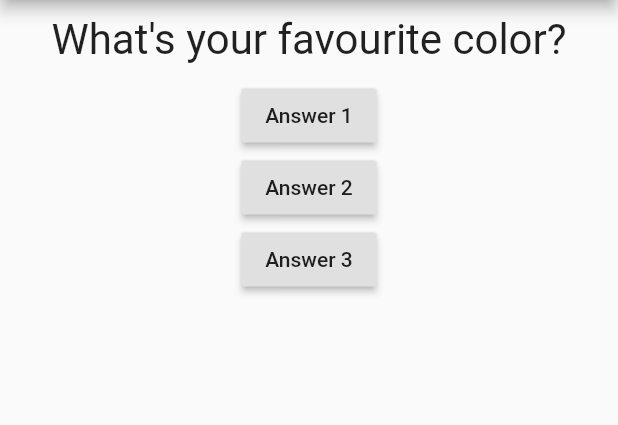
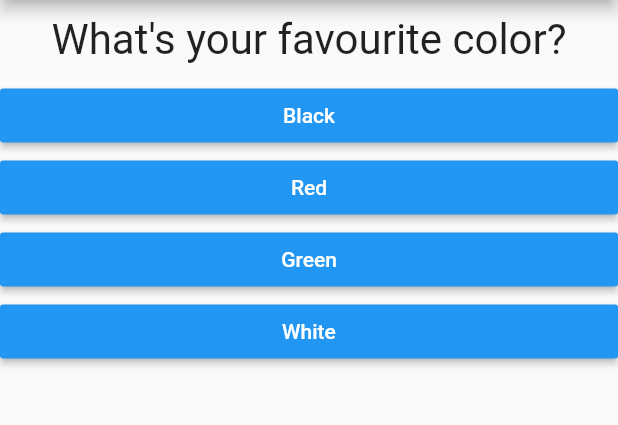
Before and after one commit to ParmbeerJohal/Flutter-Quiz-App, a Flutter app: the screen it shows after launch, on a phone screen of 412 x 824 dp, the part 84-509 px from its top. Run offline on Flutter 3.47's test engine with Material 2 defaults, Android fonts, the phone set to English and light mode, and no system bars.

Commit message:
Added answers widget

```diff
--- /dev/null
+++ b/lib/answer.dart
@@ -0,0 +1,21 @@
+import 'package:flutter/material.dart';
+
+class Answer extends StatelessWidget {
+  final Function selectHandler;
+  final String answerText;
+
+  Answer(this.selectHandler, this.answerText);
+
+  @override
+  Widget build(BuildContext context) {
+    return Container(
+      width: double.infinity,
+      child: RaisedButton(
+        color: Colors.blue,
+        textColor: Colors.white,
+        child: Text(answerText),
+        onPressed: selectHandler,
+      ),
+    );
+  }
+}
--- a/lib/main.dart
+++ b/lib/main.dart
@@ -1,6 +1,7 @@
 import 'package:flutter/material.dart';
 
 import './question.dart';
+import './answer.dart';
 
 void main() {
   runApp(MyPilotApp());
@@ -19,7 +20,7 @@ class _MyPilotAppState extends State<MyPilotApp> {
 
   void _answerQuestion() {
     setState(() {
-      _questionIndex = (_questionIndex + 1) % 2;
+      _questionIndex = (_questionIndex + 1) % 3;
     });
 
     print(_questionIndex);
@@ -28,8 +29,33 @@ class _MyPilotAppState extends State<MyPilotApp> {
   @override
   Widget build(BuildContext context) {
     var questions = [
-      'What\'s your favourite color?',
-      'What\'s your favourite animal?',
+      {
+        'questionText': 'What\'s your favourite color?',
+        'answers': [
+          'Black',
+          'Red',
+          'Green',
+          'White',
+        ],
+      },
+      {
+        'questionText': 'What\'s your favourite animal?',
+        'answers': [
+          'Dog',
+          'Cat',
+          'Rabbit',
+          'Lion',
+        ],
+      },
+      {
+        'questionText': 'Who\'s your favourite instructor?',
+        'answers': [
+          'henry',
+          'bob',
+          'jack',
+          'helen',
+        ],
+      },
     ];
     return MaterialApp(
       home: Scaffold(
@@ -39,20 +65,12 @@ class _MyPilotAppState extends State<MyPilotApp> {
         body: Column(
           children: [
             Question(
-              questions[_questionIndex],
+              questions[_questionIndex]['questionText'],
             ),
-            RaisedButton(
-              child: Text('Answer 1'),
-              onPressed: _answerQuestion,
-            ),
-            RaisedButton(
-              child: Text('Answer 2'),
-              onPressed: () => print('Answer 2 chosen'),
-            ),
-            RaisedButton(
-              child: Text('Answer 3'),
-              onPressed: _answerQuestion,
-            ),
+            ...(questions[_questionIndex]['answers'] as List<String>)
+                .map((answer) {
+              return Answer(_answerQuestion, answer);
+            }).toList(),
           ],
         ),
       ),
```
